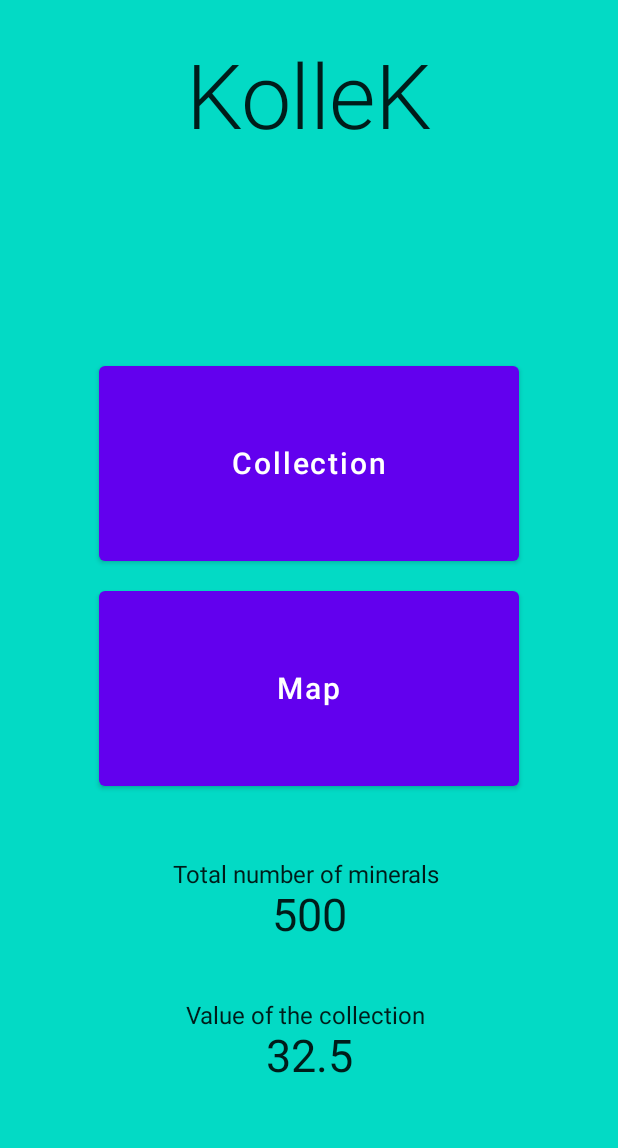
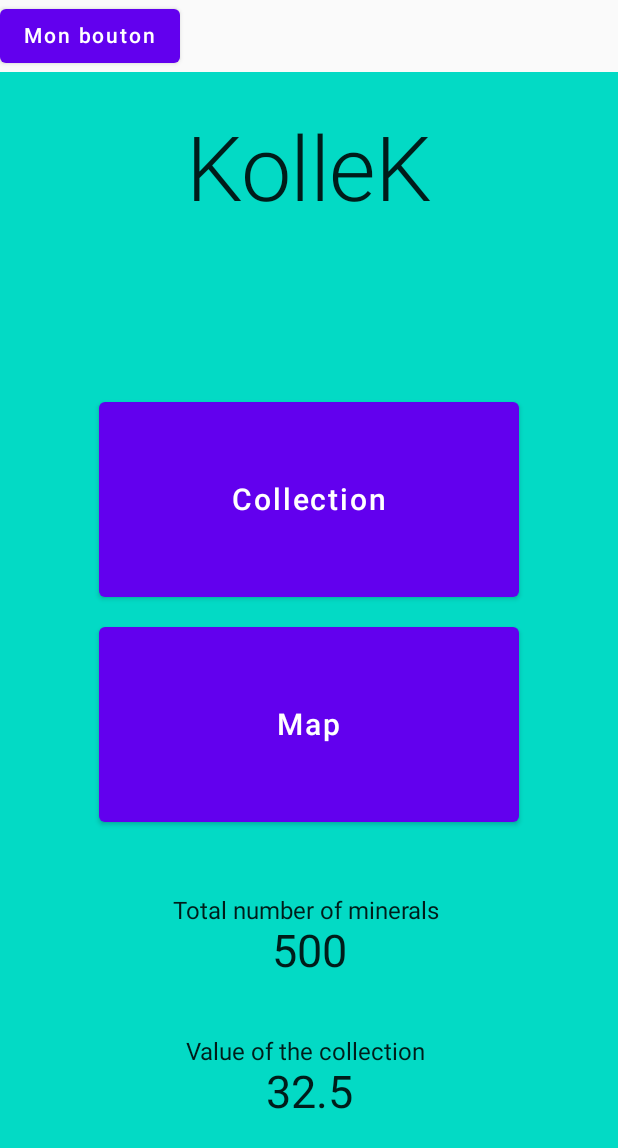
Before and after one commit to SoaigM/KolleK, an Android app built with Jetpack Compose: the KollekHomeScreen screen opened through its navigation route, on a phone screen of 412 x 824 dp. Shown: the top 1148 px of the screen. Run offline under Robolectric (Android 15) with nearby library versions, the phone set to English and light mode, and no system bars.

Commit message:
Soaig - add ugly button to logout

```diff
--- a/android/app/build.gradle
+++ b/android/app/build.gradle
@@ -71,7 +71,7 @@ dependencies {
     implementation "androidx.compose.foundation:foundation:1.3.1"
 
     implementation "androidx.compose.ui:ui:$compose_version"
-    //implementation "androidx.compose.foundation:foundation:$compose_version"
+    implementation "androidx.compose.foundation:foundation:1.0.0-alpha08"
     implementation "androidx.compose.material:material:$compose_version"
 
 
--- a/android/app/src/main/java/com/gyms/kollek/components/KollekHomeScreen.kt
+++ b/android/app/src/main/java/com/gyms/kollek/components/KollekHomeScreen.kt
@@ -1,38 +1,26 @@
 package com.gyms.kollek.components
 
-import android.content.ClipData.Item
-import androidx.compose.foundation.Image
+import android.view.Gravity
 import androidx.compose.foundation.background
-import androidx.compose.foundation.border
 import androidx.compose.foundation.layout.*
+import androidx.compose.foundation.layout.Arrangement.Start
+import androidx.compose.foundation.layout.Arrangement.Top
+import androidx.compose.foundation.layout.WindowInsetsSides.Companion.Top
 import androidx.compose.foundation.lazy.LazyColumn
-import androidx.compose.foundation.lazy.items
 import androidx.compose.material.*
-import androidx.compose.material.icons.Icons
-import androidx.compose.material.icons.filled.Add
-import androidx.compose.material.icons.filled.Favorite
-import androidx.compose.material.icons.filled.FavoriteBorder
 import androidx.compose.runtime.Composable
 import androidx.compose.ui.Alignment
+import androidx.compose.ui.Alignment.Companion.Top
 import androidx.compose.ui.Modifier
-import androidx.compose.ui.graphics.Color
-import androidx.compose.ui.layout.ContentScale
-import androidx.compose.ui.res.painterResource
 import androidx.compose.ui.res.stringResource
-import androidx.compose.ui.text.font.FontStyle
-import androidx.compose.ui.text.input.PasswordVisualTransformation
+import androidx.compose.ui.text.PlaceholderVerticalAlign.Companion.Top
+import androidx.compose.ui.text.style.LineHeightStyle.Alignment.Companion.Top
 import androidx.compose.ui.text.style.TextAlign
-import androidx.compose.ui.unit.TextUnit
 import androidx.compose.ui.unit.dp
-import androidx.compose.ui.unit.max
 import androidx.compose.ui.unit.sp
 import com.gyms.kollek.R
-import com.gyms.kollek.components_old.FavIcon
-import com.gyms.kollek.components_old.WeatherListRendererItem
-import com.gyms.kollek.domain.WeatherItemDomain
 import com.gyms.kollek.ui.theme.Typography
 import com.gyms.kollek.viewmodel.HomeViewModel
-import com.gyms.kollek.viewmodel.LoginViewModel
 import org.koin.androidx.compose.getViewModel
 
 
@@ -40,12 +28,14 @@ import org.koin.androidx.compose.getViewModel
 fun KollekHomeScreen() {
 
     val homeViewModel = getViewModel<HomeViewModel>()
+
     Column {
-        Button(onClick = {}) {
+        Button(onClick = {},modifier = Modifier.align(alignment=Alignment.Start)) {
             Text("Mon bouton")
         }
-        // rest of the layout
-    }
+
+
+
 
     Column(
             modifier = Modifier
@@ -139,3 +129,4 @@ fun KollekHomeScreen() {
         }
     }
     }
+}
```
Lines whose indentation alone changed are shown as unchanged.
